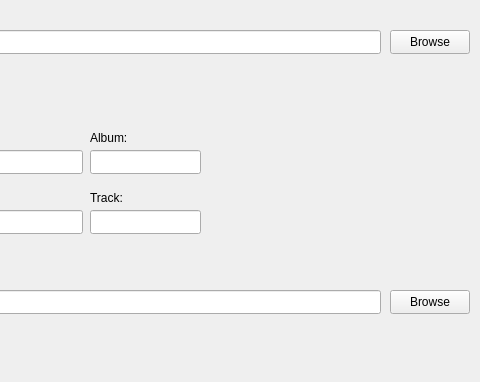
Before: the Qt Designer form mainwindow.ui in dylondark/RazorTag, drawn with Qt 5; both pictures show x 160 to 640 and y 0 to 382 of the 640 by 480 pixel window.
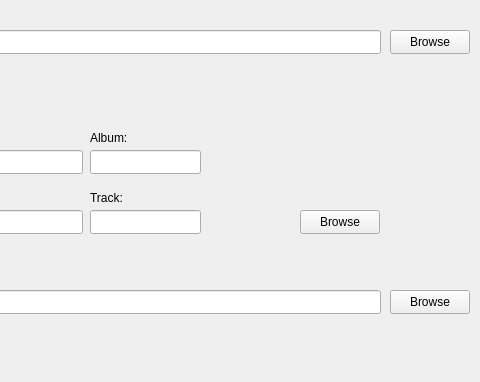
After: the same form once the commit is applied.

Commit message: Add a browse button for new cover art

Diff of the .ui file:
```diff
--- a/mainwindow.ui
+++ b/mainwindow.ui
@@ -293,6 +293,19 @@
      <string/>
     </property>
    </widget>
+   <widget class="QPushButton" name="artBrowseButton">
+    <property name="geometry">
+     <rect>
+      <x>460</x>
+      <y>210</y>
+      <width>80</width>
+      <height>24</height>
+     </rect>
+    </property>
+    <property name="text">
+     <string>Browse</string>
+    </property>
+   </widget>
   </widget>
   <widget class="QMenuBar" name="menubar">
    <property name="geometry">
```
The commit also changes 2 other files.
